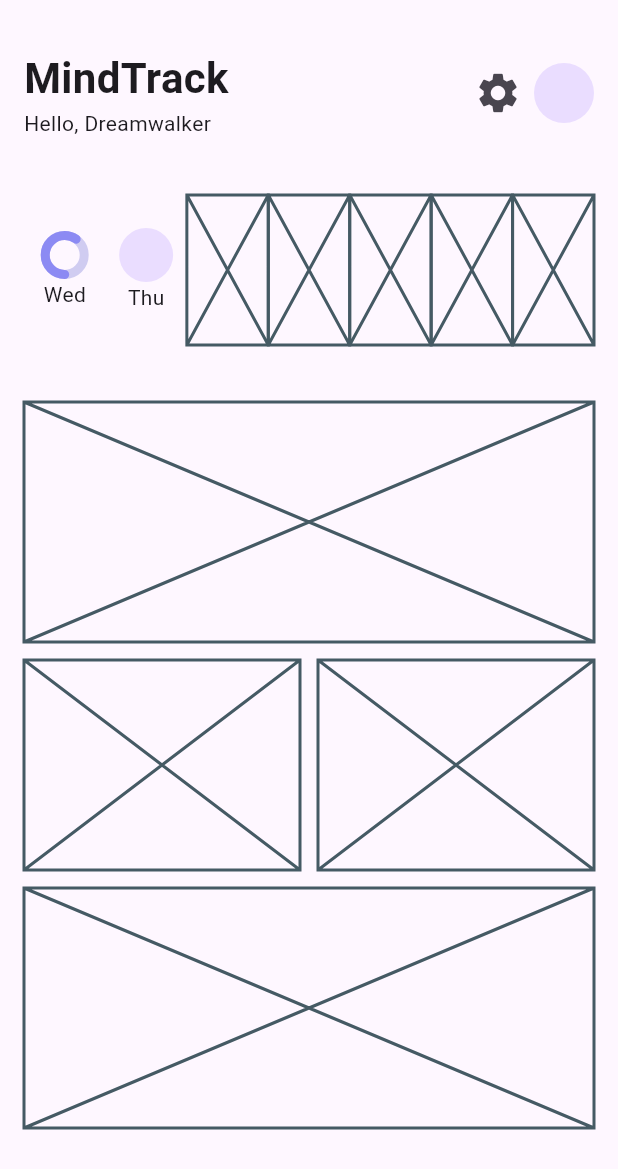
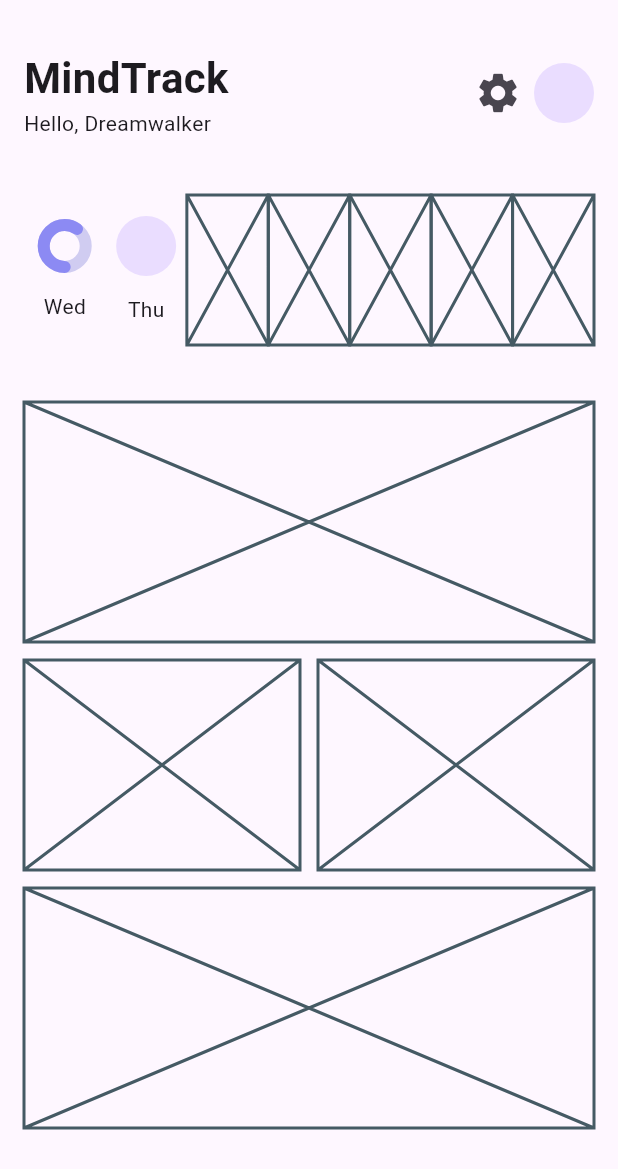
Before and after one commit to JAICHANGPARK/flutter_notebook_chapter_43, a Flutter app: the HabitJournalHomeScreen widget shown alone on an empty page, opened directly, on a phone screen of 412 x 824 dp. Shown: the top 1169 px of the screen. Run offline on Flutter 3.47's test engine with Material 3 defaults, Android fonts, the phone set to English and light mode, and no system bars; drawn by our look-alikes of percent_indicator; our stand-ins replace gap, hugeicons.

Commit message:
Update habit_journal_home_screen.dart

```diff
--- a/lib/ep2173_habit_journal_app/ui/home/habit_journal_home_screen.dart
+++ b/lib/ep2173_habit_journal_app/ui/home/habit_journal_home_screen.dart
@@ -58,14 +58,16 @@ class _HabitJournalHomeScreenState extends State<HabitJournalHomeScreen> {
                         mainAxisAlignment: MainAxisAlignment.center,
                         children: [
                           CircularPercentIndicator(
-                            radius: 16,
-                            lineWidth: 6,
+                            radius: 18,
+                            lineWidth: 8,
                             percent: .6,
                             circularStrokeCap: CircularStrokeCap.round,
                             backgroundColor: Color.fromRGBO(208, 204, 241, 1),
                             startAngle: 180,
                             progressColor: HabitAppTheme.primary,
+                            // arcBackgroundColor: Colors.red,
                           ),
+                          Gap(12),
                           Text(
                             "Wed",
                           )
@@ -86,9 +88,9 @@ class _HabitJournalHomeScreenState extends State<HabitJournalHomeScreen> {
                           //   progressColor: HabitAppTheme.primary,
                           // ),
                           CircleAvatar(
-                            radius: 18,
+                            radius: 20,
                           ),
-                          // Gap(12),
+                          Gap(12),
                           Text(
                             "Thu",
                           )
```
